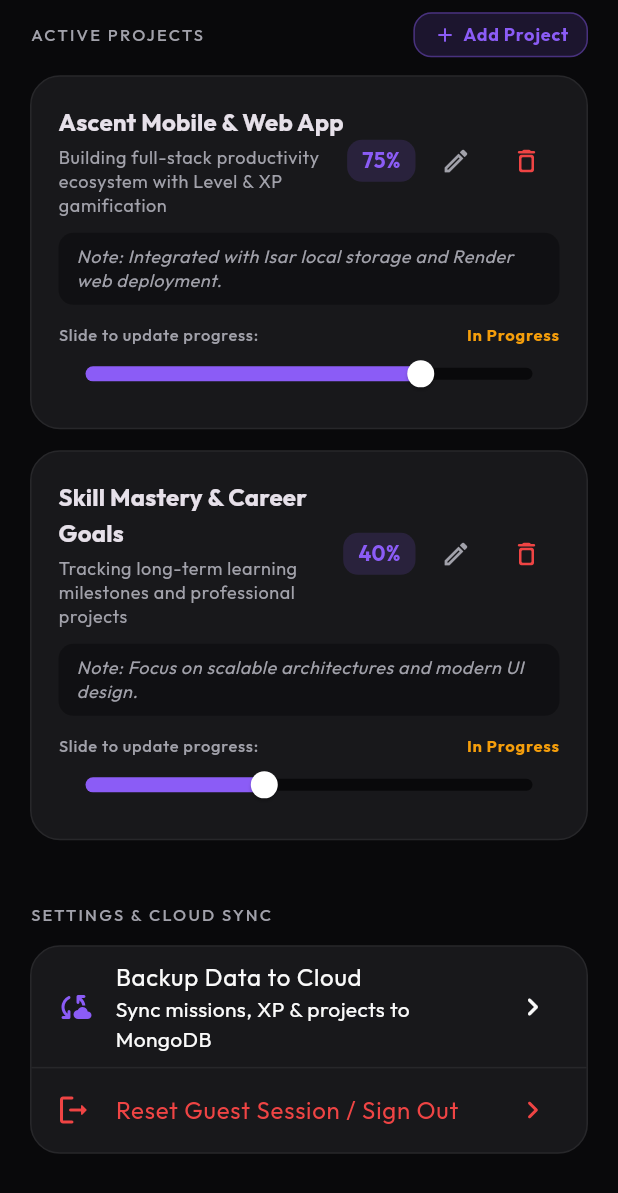
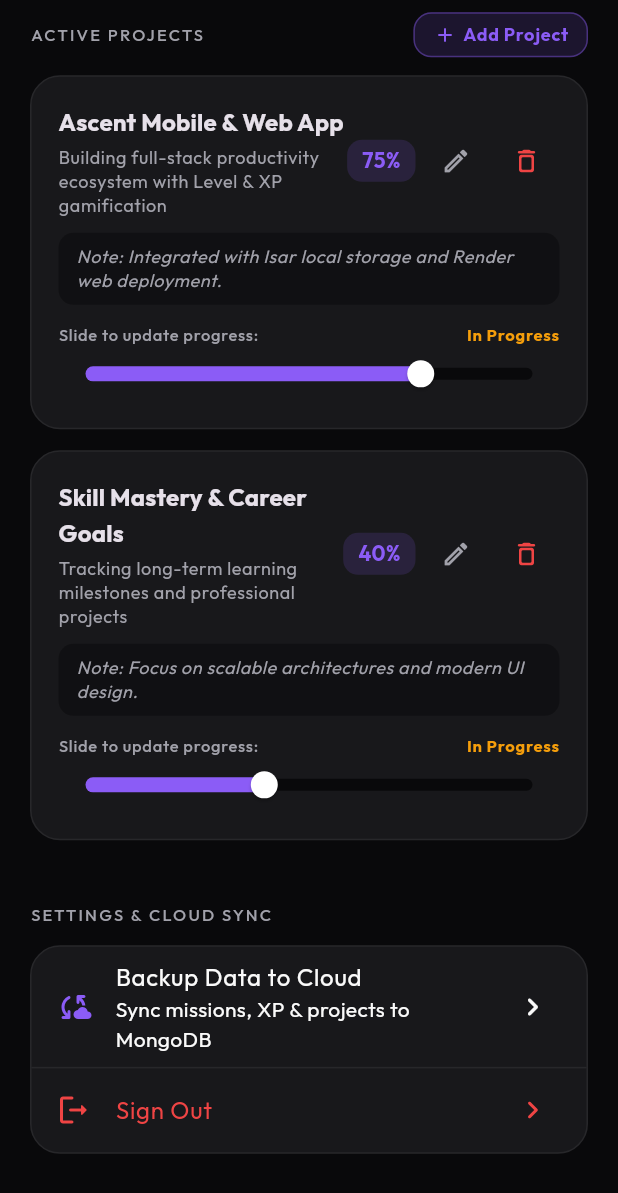
Before and after one commit to karthik008-cod/Ascent, a Flutter app: the ProfileScreen screen opened directly, scrolled down 365 dp, on a phone screen of 412 x 824 dp. Shown: the top 1193 px of the screen. Run offline on Flutter 3.47's test engine with Material 3 defaults, Android fonts, the light colour scheme and no system bars; our stand-ins replace flutter_local_notifications, flutter_riverpod, go_router, google_fonts, isar, permission_handler and 2 more; missing offline and left inert: mongo_dart; accounts and stored records are empty; generated files the repository leaves out were written again.

Commit message:
Remove guest user fallback and enforce real account login/signout

```diff
--- a/lib/presentation/screens/profile_screen.dart
+++ b/lib/presentation/screens/profile_screen.dart
@@ -282,7 +282,7 @@ class ProfileScreen extends ConsumerWidget {
                   const Divider(color: AppColors.surfaceHighlight, height: 1),
                   ListTile(
                     leading: const Icon(Icons.logout_rounded, color: AppColors.error),
-                    title: const Text('Reset Guest Session / Sign Out', style: TextStyle(color: AppColors.error)),
+                    title: const Text('Sign Out', style: TextStyle(color: AppColors.error)),
                     trailing: const Icon(Icons.chevron_right_rounded, color: AppColors.error),
                     onTap: () {
                       ref.read(authNotifierProvider.notifier).signOut();
```
Also changed, not shown: lib/presentation/providers/auth_provider.dart (+4 -14 lines).
